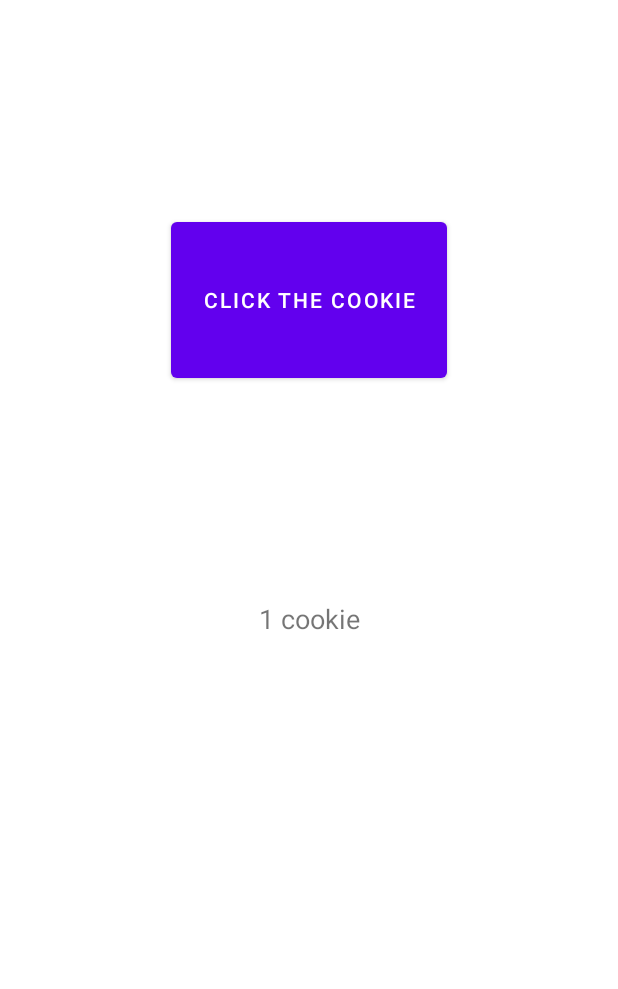
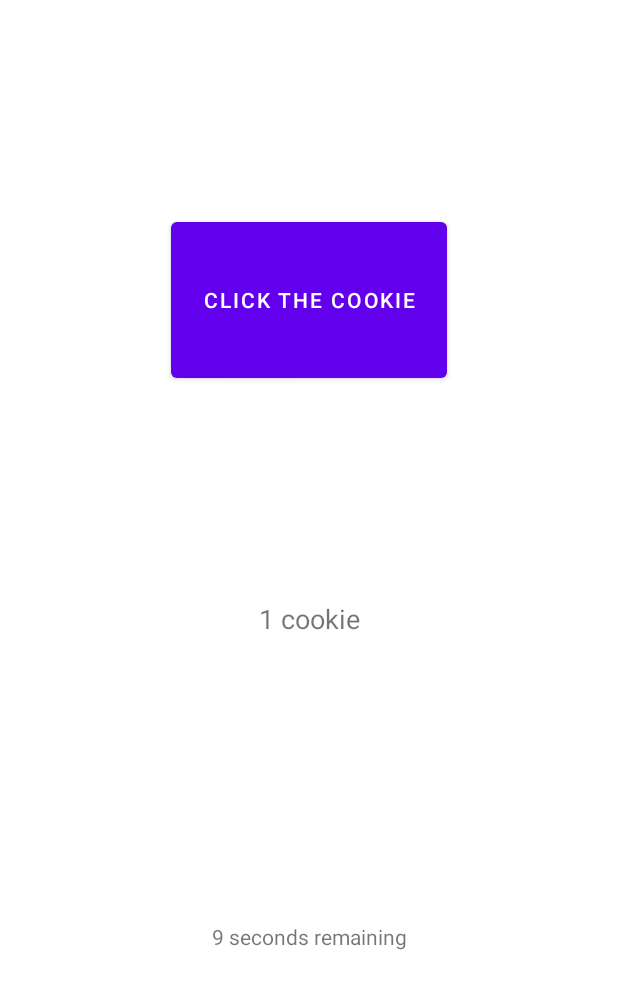
Before and after one commit to moppr/CS388, an Android app: the MainActivity screen opened directly, with no data from a screen before it, after a tap on "CLICK THE COOKIE", on a phone screen of 412 x 824 dp. Shown: the top 989 px of the screen. Run offline under Robolectric (Android 15) with nearby library versions, the phone set to English and light mode, and no system bars.

Commit message:
Complete part 2 Time Constraint, Thread Talk

```diff
--- a/Clicker/app/src/main/java/com/example/clicker/MainActivity.java
+++ b/Clicker/app/src/main/java/com/example/clicker/MainActivity.java
@@ -3,26 +3,66 @@ package com.example.clicker;
 import androidx.appcompat.app.AppCompatActivity;
 
 import android.os.Bundle;
+import android.util.Log;
 import android.view.View;
 import android.widget.Button;
 import android.widget.TextView;
 
 import org.w3c.dom.Text;
 
+import java.util.concurrent.Executors;
+import java.util.concurrent.ScheduledExecutorService;
+import java.util.concurrent.ScheduledFuture;
+import java.util.concurrent.TimeUnit;
+
 public class MainActivity extends AppCompatActivity {
     Button myButton;
     TextView myText;
+    TextView myTimerText;
     int clicks = 0;
+
+    ScheduledExecutorService service;
+    ScheduledFuture timer = null;
+    int time = 10;
+
     @Override
     protected void onCreate(Bundle savedInstanceState) {
         super.onCreate(savedInstanceState);
         setContentView(R.layout.activity_main);
         myButton = (Button)findViewById(R.id.purplebutton);
         myText = (TextView)findViewById(R.id.textView);
+        myTimerText = (TextView)findViewById(R.id.textView2);
+
+        service = Executors.newScheduledThreadPool(1);
     }
 
     public void onClick(View v){
+        if (timer == null){
+            startTimer();
+        }
+
         clicks++;
         myText.setText(clicks + " cookie" + (clicks == 1 ? "" : "s"));
     }
+
+    public void startTimer(){
+        timer = service.scheduleAtFixedRate(() -> {
+            try{
+                runOnUiThread(() -> {
+                    myTimerText.setText(time + " seconds remaining");
+                });
+
+                time--;
+
+                if (time <= 0){
+                    if (timer != null){
+                        timer.cancel(true);
+                    }
+                }
+            }
+            catch(Exception e){
+                e.printStackTrace();
+            }
+        }, 0, 1, TimeUnit.SECONDS);
+    }
 }
--- a/Clicker/app/src/main/res/layout/activity_main.xml
+++ b/Clicker/app/src/main/res/layout/activity_main.xml
@@ -10,7 +10,7 @@
         android:id="@+id/textView"
         android:layout_width="wrap_content"
         android:layout_height="wrap_content"
-        android:text="Hello World!"
+        android:text="0 cookies"
         android:textSize="18sp"
         app:layout_constraintBottom_toBottomOf="parent"
         app:layout_constraintLeft_toLeftOf="parent"
@@ -28,4 +28,14 @@
         app:layout_constraintStart_toStartOf="parent"
         app:layout_constraintTop_toTopOf="parent" />
 
+    <TextView
+        android:id="@+id/textView2"
+        android:layout_width="wrap_content"
+        android:layout_height="wrap_content"
+        android:text="0 seconds remaining"
+        app:layout_constraintBottom_toBottomOf="parent"
+        app:layout_constraintEnd_toEndOf="parent"
+        app:layout_constraintStart_toStartOf="parent"
+        app:layout_constraintTop_toBottomOf="@+id/textView" />
+
 </androidx.constraintlayout.widget.ConstraintLayout>
```
